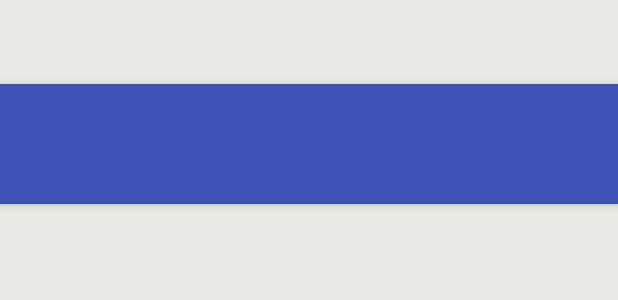
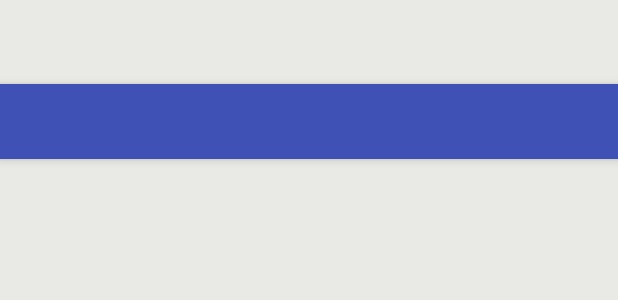
Before and after one commit to steven85048/Sheet_Music_Reader, an Android app: the layout activity_sheet_play.xml on its own in the app's theme, with its tools: preview values and no code run, on a phone screen of 412 x 824 dp. Shown: the top 300 px of the screen. Run offline under Robolectric (Android 15) with nearby library versions, the phone set to English and light mode, and no system bars.

Commit message:
added some ui changes

```diff
--- a/Sheet_Buddy/app/src/main/java/com/example/steven_pc/sheet_buddy/SheetPlayActivity.java
+++ b/Sheet_Buddy/app/src/main/java/com/example/steven_pc/sheet_buddy/SheetPlayActivity.java
@@ -173,7 +173,7 @@ public class SheetPlayActivity extends AppCompatActivity {
         ImageView iv = new ImageView(this);
         iv.setImageBitmap(bmp);
 
-        LinearLayout.LayoutParams lp = new LinearLayout.LayoutParams(LinearLayout.LayoutParams.FILL_PARENT, LinearLayout.LayoutParams.FILL_PARENT);
+        LinearLayout.LayoutParams lp = new LinearLayout.LayoutParams(LinearLayout.LayoutParams.FILL_PARENT, convertDipToPixels(100));
         lp.gravity = Gravity.CENTER;
         lp.bottomMargin = 25;
         lp.topMargin = 25;
--- a/Sheet_Buddy/app/src/main/res/layout/activity_sheet_play.xml
+++ b/Sheet_Buddy/app/src/main/res/layout/activity_sheet_play.xml
@@ -10,7 +10,7 @@
 
     <android.support.design.widget.AppBarLayout
         android:layout_width="match_parent"
-        android:layout_height="80dp"
+        android:layout_height="50dp"
         android:theme="@style/AppTheme.AppBarOverlay">
 
         <android.support.v7.widget.Toolbar
--- a/Sheet_Buddy/app/src/main/res/layout/content_sheet_play.xml
+++ b/Sheet_Buddy/app/src/main/res/layout/content_sheet_play.xml
@@ -7,7 +7,7 @@
     tools:showIn="@layout/activity_sheet_play"
     android:orientation="vertical"
     android:id = "@+id/scroll_container"
-    android:layout_marginTop = "80dp"
+    android:layout_marginTop = "50dp"
     >
 
     <LinearLayout
```
